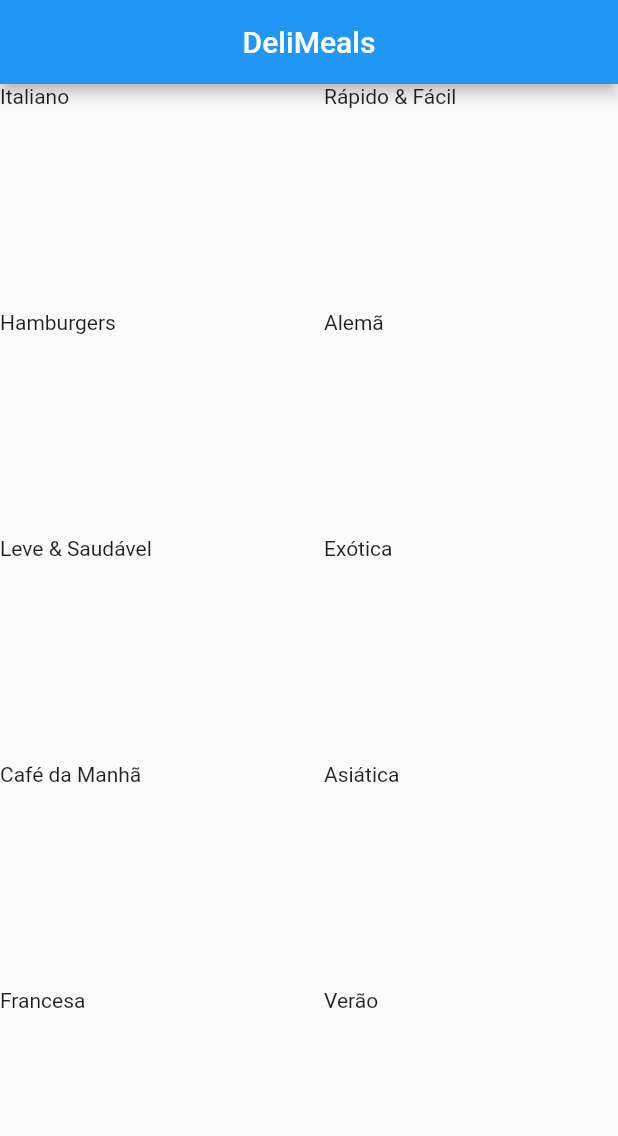
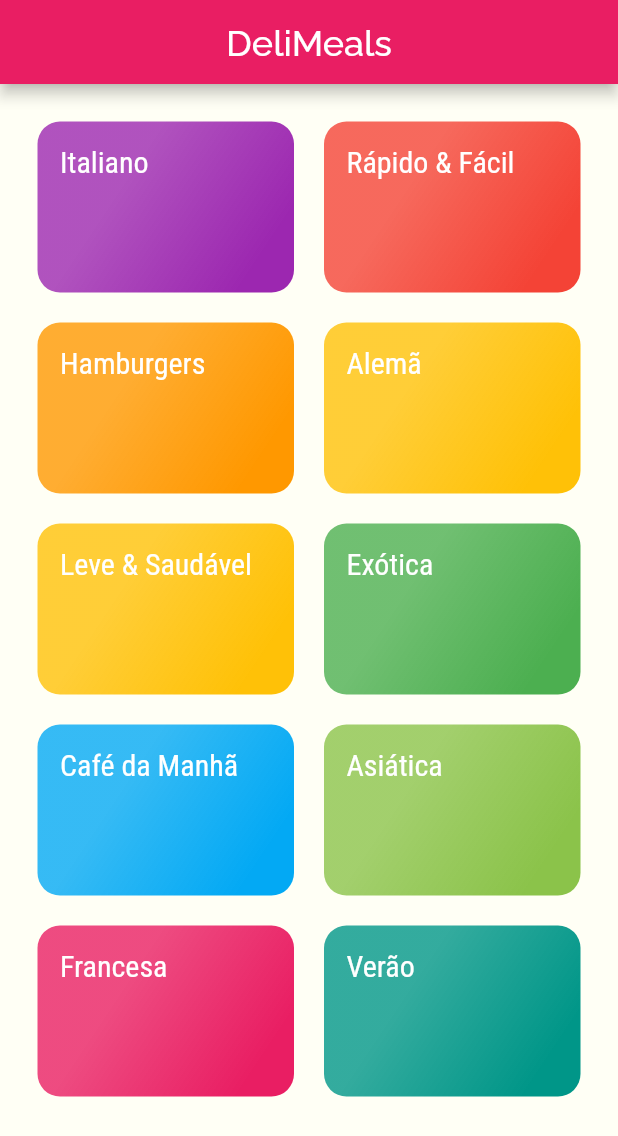
Before and after one commit to andrem4rks/meals-flutter-study-app, a Flutter app: the screen it shows after launch, on a phone screen of 412 x 824 dp. Shown: the top 1136 px of the screen. Run offline on Flutter 3.47's test engine with Material 2 defaults, Android fonts, the phone set to English and light mode, and no system bars.

Commit message:
transfer commit

```diff
--- a/lib/components/category_item.dart
+++ b/lib/components/category_item.dart
@@ -1,15 +1,68 @@
 import 'package:flutter/material.dart';
 import 'package:meals/models/category.dart';
+import 'package:meals/screens/categories_meals_screen.dart';
 
-class CategoryItem extends StatelessWidget {
+class CategoryItem extends StatefulWidget {
   final Category category;
 
   const CategoryItem(this.category, {super.key});
 
   @override
+  State<CategoryItem> createState() => _CategoryItemState();
+}
+
+class _CategoryItemState extends State<CategoryItem> {
+  bool isHovered = false;
+
+  void _selectCategory(BuildContext context) {
+    Navigator.of(context).push(
+      MaterialPageRoute(
+        builder: (_) {
+          return const CategoriesMealsScreen();
+        },
+      ),
+    );
+  }
+
+  @override
   Widget build(BuildContext context) {
-    return  Container(
-      child: Text(category.title),
+    return MouseRegion(
+      cursor: MaterialStateMouseCursor.clickable,
+      onEnter: (value) {
+        setState(() {
+          isHovered = true;
+        });
+      },
+      onExit: (value) {
+        setState(() {
+          isHovered = false;
+        });
+      },
+      child: InkWell(
+        onTap: () => _selectCategory(context),
+        borderRadius: BorderRadius.circular(10),
+        splashColor: Theme.of(context).primaryColor,
+        child: AnimatedContainer(
+          duration: const Duration(milliseconds: 150),
+          padding: const EdgeInsets.all(15),
+          decoration: BoxDecoration(
+            borderRadius: isHovered
+                ? BorderRadius.circular(10)
+                : BorderRadius.circular(15),
+            gradient: LinearGradient(
+              begin: Alignment.topCenter,
+              colors: [
+                widget.category.color.withOpacity(0.8),
+                widget.category.color,
+              ],
+            ),
+          ),
+          child: Text(
+            widget.category.title,
+            style: Theme.of(context).textTheme.titleMedium,
+          ),
+        ),
+      ),
     );
   }
 }
--- a/lib/main.dart
+++ b/lib/main.dart
@@ -4,16 +4,33 @@ import 'package:meals/screens/categories_screen.dart';
 void main() => runApp(MyApp());
 
 class MyApp extends StatelessWidget {
-  const MyApp({super.key});
+  final ThemeData tema = ThemeData();
+
+  MyApp({super.key});
 
   @override
   Widget build(BuildContext context) {
     return MaterialApp(
       title: 'DeliMeals',
       theme: ThemeData(
-        primarySwatch: Colors.blue,
+        primarySwatch: Colors.pink,
+        primaryColor: Colors.amber,
+        fontFamily: 'Raleway',
+        canvasColor: const Color.fromRGBO(255, 254, 229, 0.4),
+        textTheme: ThemeData.light().textTheme.copyWith(
+              titleLarge: const TextStyle(
+                fontSize: 24,
+                fontFamily: 'Raleway',
+                color: Colors.white,
+              ),
+              titleMedium: const TextStyle(
+                fontSize: 20,
+                fontFamily: 'RobotoCondensed',
+                color: Colors.white,
+              ),
+            ),
       ),
-      home: CategoriesScreen(),
+      home: const CategoriesScreen(),
     );
   }
 }
--- a/lib/screens/categories_screen.dart
+++ b/lib/screens/categories_screen.dart
@@ -9,11 +9,18 @@ class CategoriesScreen extends StatelessWidget {
   Widget build(BuildContext context) {
     return Scaffold(
       appBar: AppBar(
-        title: const Center(
-          child: Text('DeliMeals'),
+        title: Center(
+          child: Text(
+            'DeliMeals',
+            style: Theme.of(context).textTheme.titleLarge,
           ),
         ),
-      body: GridView(
+      ),
+      body: Center(
+        child: SizedBox(
+          width: 768,
+          child: GridView(
+            padding: const EdgeInsets.all(25),
             gridDelegate: const SliverGridDelegateWithMaxCrossAxisExtent(
               maxCrossAxisExtent: 200,
               childAspectRatio: 3 / 2,
@@ -24,6 +31,8 @@ class CategoriesScreen extends StatelessWidget {
               return CategoryItem(cat);
             }).toList(),
           ),
+        ),
+      ),
     );
   }
 }
```
Also changed, not shown: lib/screens/categories_meals_screen.dart (added, +20 -0 lines), pubspec.yaml (+19 -6 lines), assets/fonts/Raleway-Black.ttf (added), assets/fonts/Raleway-Bold.ttf (added), assets/fonts/Raleway-Regular.ttf (added), assets/fonts/RobotoCondensed-Bold.ttf (added), assets/fonts/RobotoCondensed-Italic.ttf (added), assets/fonts/RobotoCondensed-Light.ttf (added), assets/fonts/RobotoCondensed-Regular.ttf (added), 1 other file. Lines whose indentation alone changed are shown as unchanged.
